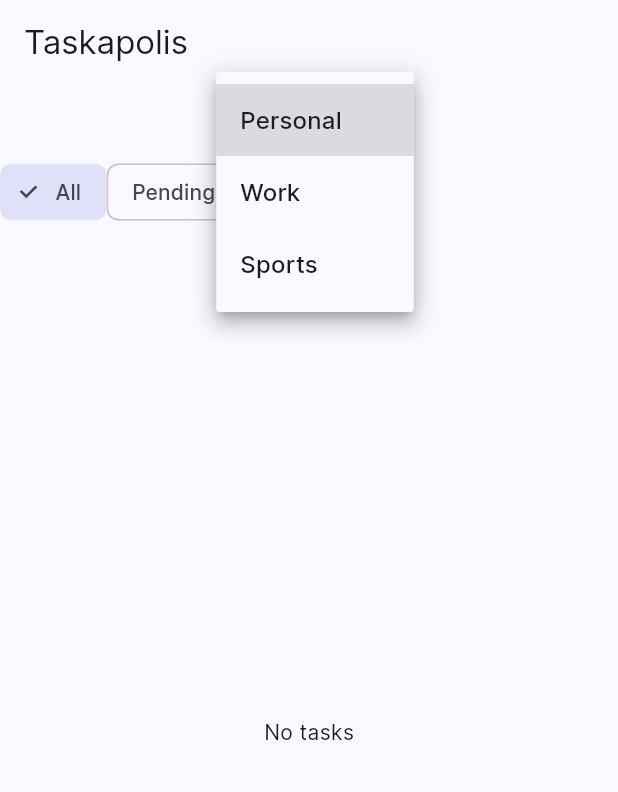
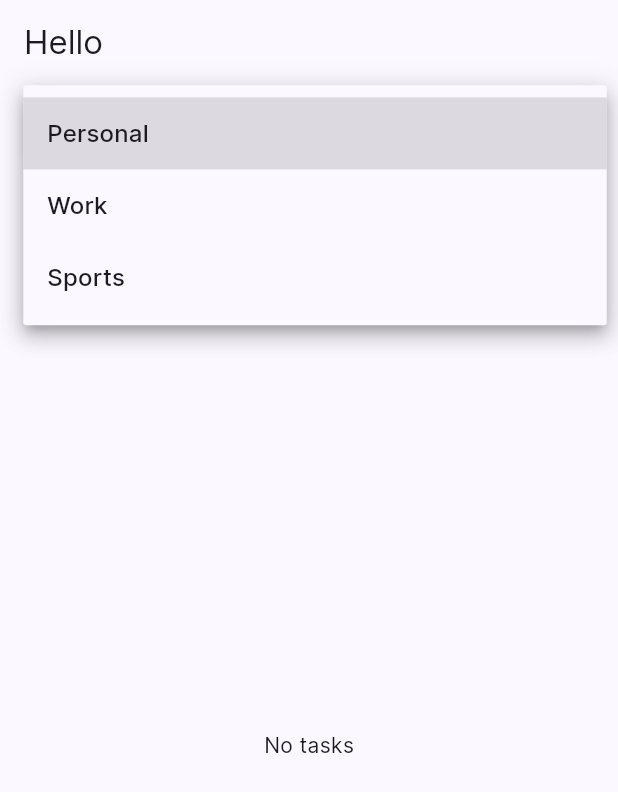
Before and after one commit to indezah/taskapolis, a Flutter app: the screen it shows once a user with an empty profile is signed in, after a tap on "Personal", on a phone screen of 412 x 824 dp. Shown: the top 792 px of the screen. Run offline on Flutter 3.47's test engine with Material 2 defaults, Android fonts, the phone set to English and light mode, and no system bars; our stand-ins replace cloud_firestore, firebase_auth, firebase_core; missing offline and left inert: dart:ffi; accounts and stored records are empty.

Commit message:
Update home.dart

```diff
--- a/lib/pages/home.dart
+++ b/lib/pages/home.dart
@@ -14,6 +14,8 @@ List<String> list = <String>['One', 'Two', 'Three', 'Four'];
 class _HomePageState extends State<HomePage> with TickerProviderStateMixin {
   String selectedCategory = 'Personal';
   String selectedFilter = 'All';
+  final String userId =
+      FirebaseAuth.instance.currentUser!.uid; // Get the current user's ID
 
   void onCategorySelected(String category) {
     setState(() {
@@ -31,44 +33,80 @@ class _HomePageState extends State<HomePage> with TickerProviderStateMixin {
   Widget build(BuildContext context) {
     return Scaffold(
       appBar: AppBar(
-        title: Text("Taskapolis"),
+        title: Text('Hello'),
       ),
-      body: Column(
+      body: Center(
+        child: Padding(
+          padding: const EdgeInsets.all(8.0),
+          child: Column(
             children: <Widget>[
-          DropdownButton<String>(
+              Container(
+                width: MediaQuery.of(context).size.width * 0.9,
+                padding: EdgeInsets.symmetric(horizontal: 10.0),
+                decoration: BoxDecoration(
+                  color: Colors.white,
+                  boxShadow: [
+                    BoxShadow(
+                      color: Colors.grey.withOpacity(0.5),
+                      spreadRadius: 1.0,
+                      blurRadius: 5.0,
+                    ),
+                  ],
+                  borderRadius: BorderRadius.circular(15.0),
+                  border: Border.all(
+                      color: Colors.blueAccent,
+                      style: BorderStyle.solid,
+                      width: 0.90),
+                ),
+                child: DropdownButtonHideUnderline(
+                  child: DropdownButton<String>(
+                    isExpanded: true,
                     value: selectedCategory,
-            items: <String>['Personal', 'Work', 'Sports'].map((String value) {
+                    items: <String>['Personal', 'Work', 'Sports']
+                        .map((String value) {
                       return DropdownMenuItem<String>(
                         value: value,
                         child: Text(value),
                       );
                     }).toList(),
-            onChanged: (String? category) {
-              onCategorySelected(category!);
+                    onChanged: (String? value) {
+                      onCategorySelected(value!);
                     },
                   ),
+                ),
+              ),
               Row(
+                mainAxisAlignment: MainAxisAlignment.start,
                 children: <Widget>[
-              FilterChip(
+                  Padding(
+                    padding: const EdgeInsets.all(8.0),
+                    child: FilterChip(
                       label: Text('All'),
                       selected: selectedFilter == 'All',
                       onSelected: (isSelected) {
                         onFilterSelected('All');
                       },
                     ),
-              FilterChip(
+                  ),
+                  Padding(
+                    padding: const EdgeInsets.all(8.0),
+                    child: FilterChip(
                       label: Text('Pending'),
                       selected: selectedFilter == 'Pending',
                       onSelected: (isSelected) {
                         onFilterSelected('Pending');
                       },
                     ),
-              FilterChip(
+                  ),
+                  Padding(
+                    padding: const EdgeInsets.all(8.0),
+                    child: FilterChip(
                       label: Text('Completed'),
                       selected: selectedFilter == 'Completed',
                       onSelected: (isSelected) {
                         onFilterSelected('Completed');
                       },
+                    ),
                   ),
                 ],
               ),
@@ -76,10 +114,14 @@ class _HomePageState extends State<HomePage> with TickerProviderStateMixin {
                 child: StreamBuilder<QuerySnapshot>(
                   stream: FirebaseFirestore.instance
                       .collection('users')
-                  .doc(FirebaseAuth.instance.currentUser?.uid)
+                      .doc(userId)
                       .collection('tasks')
                       .where('category', isEqualTo: selectedCategory)
-                  .where('status', isEqualTo: selectedFilter)
+                      // if selectedFilter is 'All', then don't filter
+                      .where('status',
+                          isEqualTo: selectedFilter == 'All'
+                              ? 'Pending'
+                              : selectedFilter)
                       .snapshots(),
                   builder: (BuildContext context,
                       AsyncSnapshot<QuerySnapshot> snapshot) {
@@ -88,35 +130,35 @@ class _HomePageState extends State<HomePage> with TickerProviderStateMixin {
                     }
 
                     if (snapshot.connectionState == ConnectionState.waiting) {
-                  print(
-                    FirebaseAuth.instance.currentUser?.email,
-                  );
-
-                  print(selectedCategory);
-                  print(selectedFilter);
-                  return Text("Loading");
+                      return Center(child: CircularProgressIndicator());
                     }
 
                     if (snapshot.data!.docs.isEmpty) {
                       return Center(child: Text('No tasks'));
                     }
 
-                return ListView(
-                  children:
-                      snapshot.data!.docs.map((DocumentSnapshot document) {
+                    List<Map<String, dynamic>> allTasks =
+                        snapshot.data!.docs.map((DocumentSnapshot doc) {
                       Map<String, dynamic> data =
-                        document.data() as Map<String, dynamic>;
+                          doc.data() as Map<String, dynamic>;
+                      return data;
+                    }).toList();
+
+                    return ListView.builder(
+                        itemCount: allTasks.length,
+                        itemBuilder: (context, index) {
                           return ListTile(
-                      title: Text(data['title']),
-                      subtitle: Text(data['category']),
+                            title: Text(allTasks[index]['title']),
+                            subtitle: Text(allTasks[index]['category']),
                           );
-                  }).toList(),
-                );
+                        });
                   },
                 ),
               ),
             ],
           ),
+        ),
+      ),
     );
   }
 }
```
Lines whose indentation alone changed are shown as unchanged.
